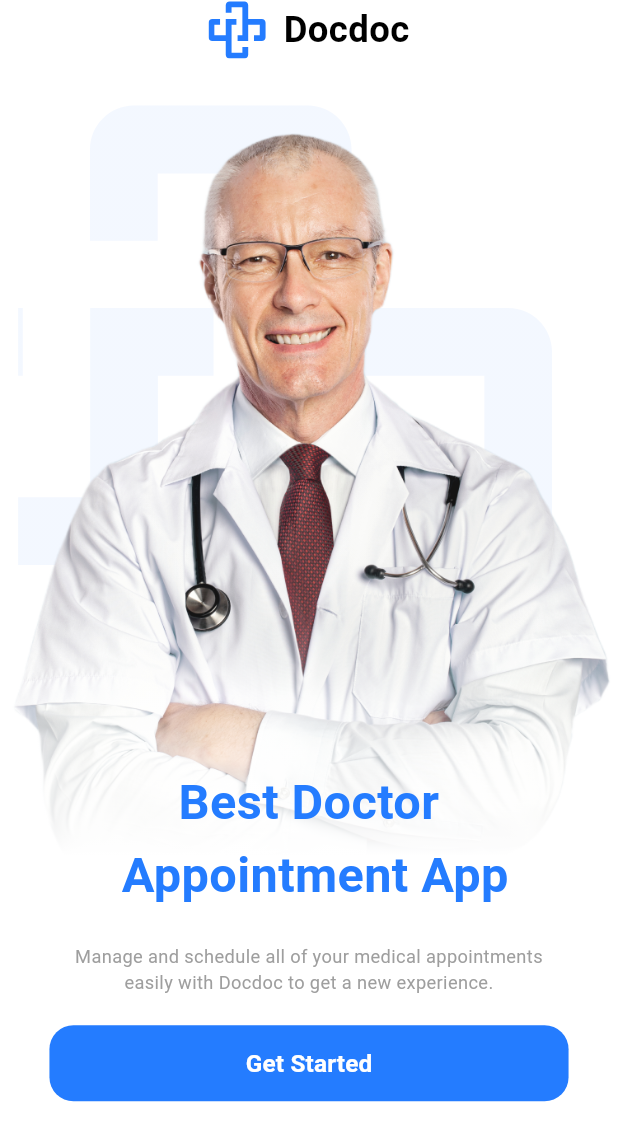
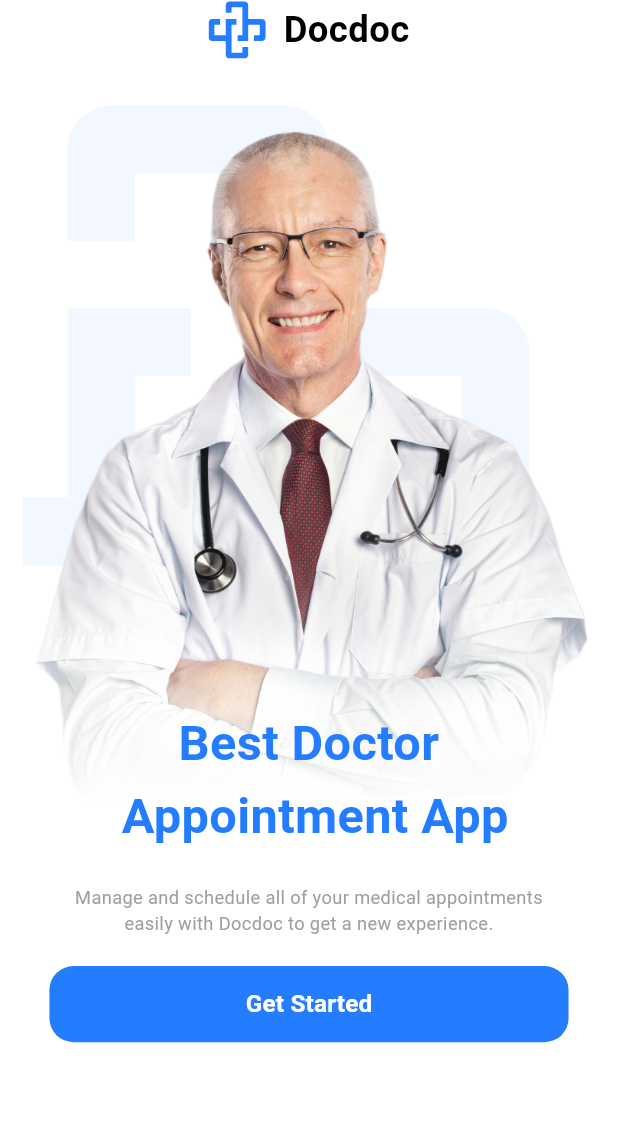
Before and after one commit to hade-allaila/doctors_app, a Flutter app: the screen it shows after launch, on a phone screen of 412 x 824 dp. Shown: the top 1141 px of the screen. Run offline on Flutter 3.47's test engine with Material 3 defaults, Android fonts, the phone set to English and light mode, and no system bars; our stand-ins replace flutter_screenutil, flutter_svg.

Commit message:
added height for doctor image to fix loading issue

```diff
--- a/lib/features/onboarding/widgets/doctor_with_logo_and_text.dart
+++ b/lib/features/onboarding/widgets/doctor_with_logo_and_text.dart
@@ -27,7 +27,7 @@ class DoctorWithLogoAndText extends StatelessWidget {
             ],
             ),
           ),
-          child: Image.asset('assets/images/onboarding_doctor.png'),
+          child: Image.asset('assets/images/onboarding_doctor.png', height: 500,),
         ),
           Positioned(
             bottom: 0,
```
